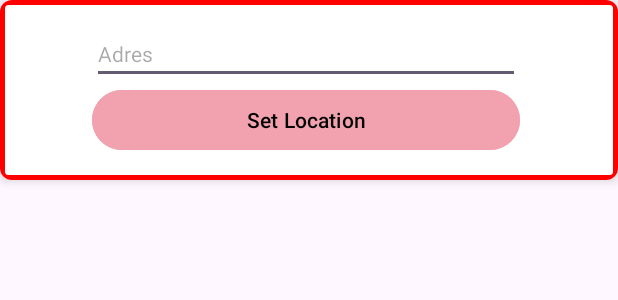
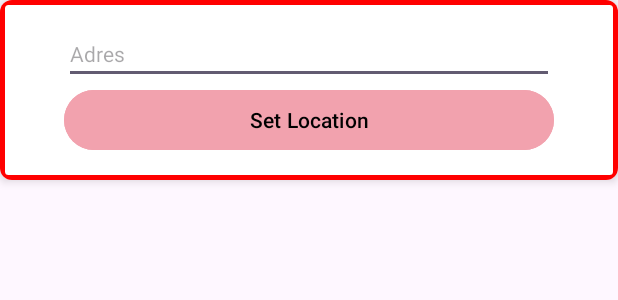
Before and after one commit to Getir-Android-Kotlin-Bootcamp/getir-android-kotlin-bootcamp-w2-v-2-assignment-bbaydn, an Android app: the layout card_address.xml on its own in the app's theme, with its tools: preview values and no code run, on a phone screen of 412 x 824 dp. Shown: the top 300 px of the screen. Run offline under Robolectric (Android 15) with nearby library versions, the phone set to English and light mode, and no system bars.

```diff
--- a/app/src/main/AndroidManifest.xml
+++ b/app/src/main/AndroidManifest.xml
@@ -22,10 +22,6 @@
             android:value="${MAPS_API_KEY}" />
 
         <activity
-            android:name=".SetLocation"
-            android:exported="false"
-            android:label="@string/title_activity_set_location" />
-        <activity
             android:name=".MainActivity"
             android:exported="true">
             <intent-filter>
--- a/app/src/main/res/layout/card_address.xml
+++ b/app/src/main/res/layout/card_address.xml
@@ -41,13 +41,13 @@
             android:layout_width="wrap_content"
             android:layout_height="wrap_content"
             android:orientation="vertical"
-            app:layout_constraintGuide_percent="0.12" />
+            app:layout_constraintGuide_percent="0.07" />
 
         <androidx.constraintlayout.widget.Guideline
             android:id="@+id/guideline2"
             android:layout_width="wrap_content"
             android:layout_height="wrap_content"
             android:orientation="vertical"
-            app:layout_constraintGuide_percent="0.87" />
+            app:layout_constraintGuide_percent="0.93" />
     </androidx.constraintlayout.widget.ConstraintLayout>
 </androidx.cardview.widget.CardView>
```
